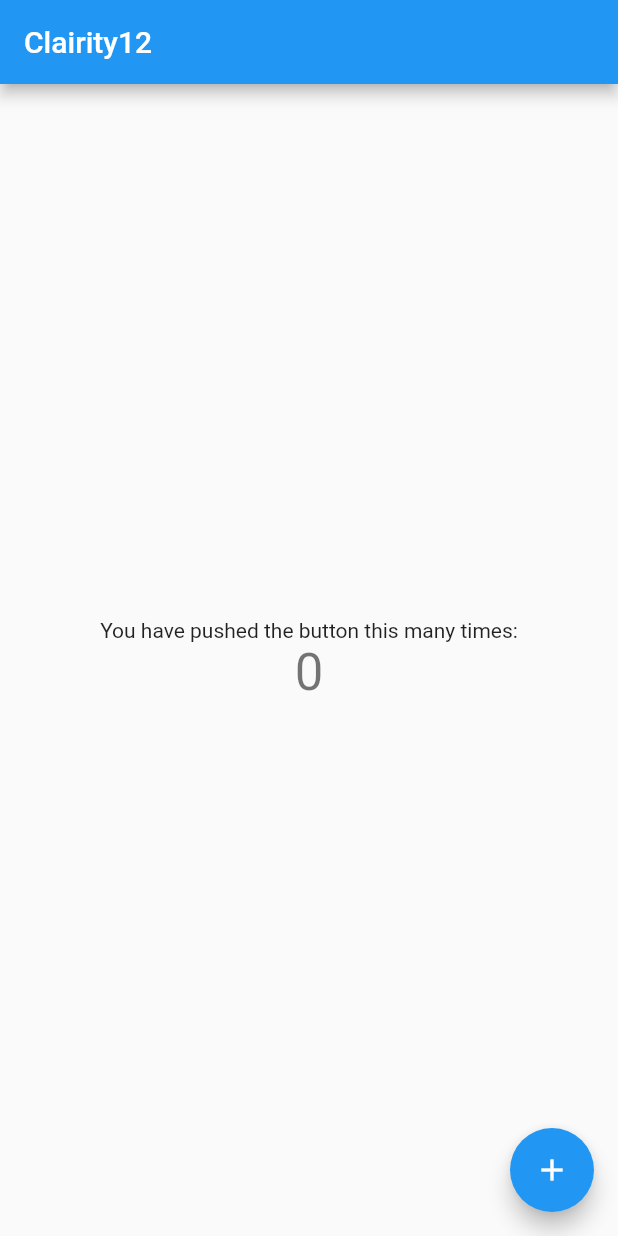
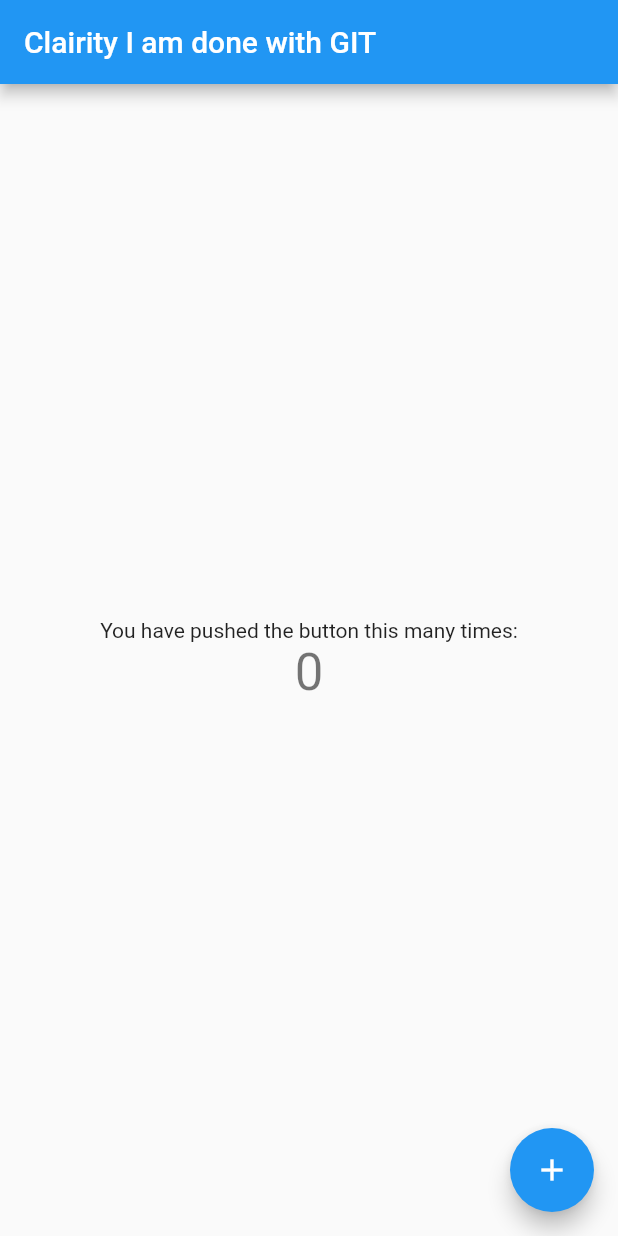
Before and after one commit to BE-Project-cl-AIR-ity/clairity, a Flutter app: the screen it shows after launch, on a phone screen of 412 x 824 dp. Run offline on Flutter 3.47's test engine with Material 2 defaults, Android fonts, the phone set to English and light mode, and no system bars.

Commit message:
GitDoneMessage

```diff
--- a/lib/main.dart
+++ b/lib/main.dart
@@ -20,7 +20,7 @@ class MyApp extends StatelessWidget {
         // is not restarted.
         primarySwatch: Colors.blue,
       ),
-      home: MyHomePage(title: 'Clairity12'),
+      home: MyHomePage(title: 'Clairity I am done with GIT'),
     );
   }
 }
```
